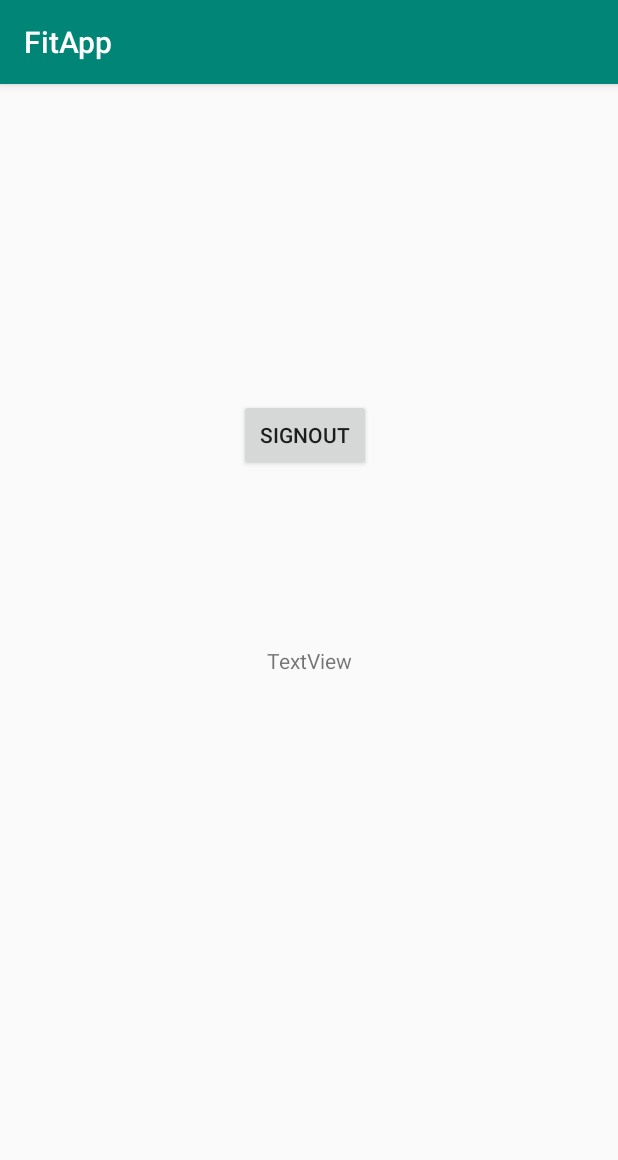
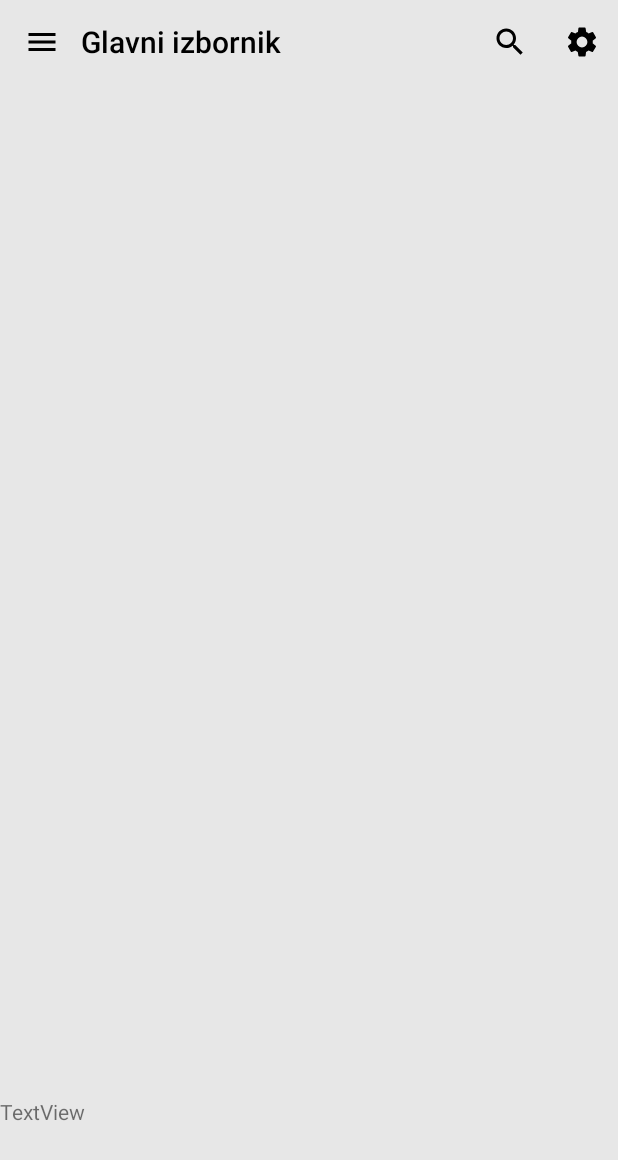
Before and after one commit to jpetanjek/FitApp, an Android app: the Glavni_Izbornik screen opened directly, with no data from a screen before it, on a phone screen of 412 x 824 dp. Shown: the top 1160 px of the screen. Run offline under Robolectric (Android 15) with nearby library versions, the phone set to English and light mode, and no system bars.

```diff
--- a/FitApp/app/src/main/java/com/example/fitapp/Glavni_Izbornik.java
+++ b/FitApp/app/src/main/java/com/example/fitapp/Glavni_Izbornik.java
@@ -2,15 +2,21 @@ package com.example.fitapp;
 
 import androidx.annotation.NonNull;
 import androidx.appcompat.app.AppCompatActivity;
+
 import androidx.fragment.app.FragmentActivity;
 
 import android.app.Fragment;
 import android.content.Intent;
 import android.os.Bundle;
 import android.view.LayoutInflater;
+import android.view.Menu;
+import android.view.MenuItem;
 import android.view.View;
 import android.view.ViewGroup;
 import android.widget.Button;
+import android.widget.Toast;
+
+import androidx.appcompat.widget.Toolbar;
 
 import com.example.webservice.JsonApi;
 import com.example.webservice.RetrofitInstance;
@@ -40,53 +46,50 @@ import retrofit2.Retrofit;
 
 public class Glavni_Izbornik extends AppCompatActivity {
 
-    GoogleApiClient mGoogleApiClient;
-    @Override
-    protected void onStart() {
-        GoogleSignInOptions gso = new GoogleSignInOptions.Builder(GoogleSignInOptions.DEFAULT_SIGN_IN).requestEmail().build();
-        mGoogleApiClient = new GoogleApiClient.Builder(this).addApi(Auth.GOOGLE_SIGN_IN_API,gso).build();
 
-        mGoogleApiClient.connect();
-        super.onStart();
-    }
 
     @Override
     protected void onCreate(Bundle savedInstanceState) {
         super.onCreate(savedInstanceState);
         setContentView(R.layout.activity_glavni__izbornik);
 
-        Button button = (Button) findViewById(R.id.button);
-        button.setOnClickListener(new View.OnClickListener() {
+        Toolbar toolbar = (Toolbar) findViewById(R.id.toolbar);
+        setSupportActionBar(toolbar);
+
+
+        toolbar.findViewById(R.id.toolbar).setOnClickListener(new View.OnClickListener(){
             @Override
-            public void onClick(View v) {
-                switch (v.getId()) {
-                    // ...
-                    case R.id.button:
-                        Auth.GoogleSignInApi.signOut(mGoogleApiClient).setResultCallback(
-                                new ResultCallback<Status>() {
-                                    @Override
-                                    public void onResult(@NonNull Status status) {
-                                        Intent intent = new Intent(Glavni_Izbornik.this, MainActivity.class);
-                                        startActivity(intent);
-                                    }
-                                }
-                        );
-                        break;
-                    // ...
+            public void onClick(View v){
+                try{
+                    Intent i = new Intent("com.Profil");
+                    startActivity(i);
+                }
+                catch (Exception e){
+                    System.out.println(e.getMessage());
                 }
 
             }
+
         });
-
 
     }
 
+    @Override
+    public boolean onCreateOptionsMenu(Menu menu){
+        getMenuInflater().inflate(R.menu.menu,menu);
+        return true;
+    }
 
+    @Override
+    public boolean onOptionsItemSelected(MenuItem item) {
+        int id=item.getItemId();
 
-
-
-
-
-
-
+         if(id==R.id.search){
+            Toast.makeText(getApplicationContext(), "You can click search", Toast.LENGTH_SHORT).show();
+        }
+        else if(id==R.id.settings){
+            Toast.makeText(getApplicationContext(), "You can click settings", Toast.LENGTH_SHORT).show();
+        }
+        return true;
+    }
 }
--- /dev/null
+++ b/FitApp/app/src/main/res/drawable/ic_menu_black_24dp.xml
@@ -0,0 +1,9 @@
+<vector xmlns:android="http://schemas.android.com/apk/res/android"
+        android:width="24dp"
+        android:height="24dp"
+        android:viewportWidth="24.0"
+        android:viewportHeight="24.0">
+    <path
+        android:fillColor="#FF000000"
+        android:pathData="M3,18h18v-2L3,16v2zM3,13h18v-2L3,11v2zM3,6v2h18L21,6L3,6z"/>
+</vector>
--- /dev/null
+++ b/FitApp/app/src/main/res/drawable/ic_search_black_24dp.xml
@@ -0,0 +1,9 @@
+<vector xmlns:android="http://schemas.android.com/apk/res/android"
+        android:width="24dp"
+        android:height="24dp"
+        android:viewportWidth="24.0"
+        android:viewportHeight="24.0">
+    <path
+        android:fillColor="#FF000000"
+        android:pathData="M15.5,14h-0.79l-0.28,-0.27C15.41,12.59 16,11.11 16,9.5 16,5.91 13.09,3 9.5,3S3,5.91 3,9.5 5.91,16 9.5,16c1.61,0 3.09,-0.59 4.23,-1.57l0.27,0.28v0.79l5,4.99L20.49,19l-4.99,-5zM9.5,14C7.01,14 5,11.99 5,9.5S7.01,5 9.5,5 14,7.01 14,9.5 11.99,14 9.5,14z"/>
+</vector>
--- /dev/null
+++ b/FitApp/app/src/main/res/drawable/ic_settings_black_24dp.xml
@@ -0,0 +1,9 @@
+<vector xmlns:android="http://schemas.android.com/apk/res/android"
+        android:width="24dp"
+        android:height="24dp"
+        android:viewportWidth="24"
+        android:viewportHeight="24">
+    <path
+        android:fillColor="#FF000000"
+        android:pathData="M19.1,12.9a2.8,2.8 0,0 0,0.1 -0.9,2.8 2.8,0 0,0 -0.1,-0.9l2.1,-1.6a0.7,0.7 0,0 0,0.1 -0.6L19.4,5.5a0.7,0.7 0,0 0,-0.6 -0.2l-2.4,1a6.5,6.5 0,0 0,-1.6 -0.9l-0.4,-2.6a0.5,0.5 0,0 0,-0.5 -0.4H10.1a0.5,0.5 0,0 0,-0.5 0.4L9.3,5.4a5.6,5.6 0,0 0,-1.7 0.9l-2.4,-1a0.4,0.4 0,0 0,-0.5 0.2l-2,3.4c-0.1,0.2 0,0.4 0.2,0.6l2,1.6a2.8,2.8 0,0 0,-0.1 0.9,2.8 2.8,0 0,0 0.1,0.9L2.8,14.5a0.7,0.7 0,0 0,-0.1 0.6l1.9,3.4a0.7,0.7 0,0 0,0.6 0.2l2.4,-1a6.5,6.5 0,0 0,1.6 0.9l0.4,2.6a0.5,0.5 0,0 0,0.5 0.4h3.8a0.5,0.5 0,0 0,0.5 -0.4l0.3,-2.6a5.6,5.6 0,0 0,1.7 -0.9l2.4,1a0.4,0.4 0,0 0,0.5 -0.2l2,-3.4c0.1,-0.2 0,-0.4 -0.2,-0.6ZM12,15.6A3.6,3.6 0,1 1,15.6 12,3.6 3.6,0 0,1 12,15.6Z"/>
+</vector>
--- a/FitApp/app/src/main/res/layout/activity_glavni__izbornik.xml
+++ b/FitApp/app/src/main/res/layout/activity_glavni__izbornik.xml
@@ -1,10 +1,26 @@
 <?xml version="1.0" encoding="utf-8"?>
-<androidx.constraintlayout.widget.ConstraintLayout xmlns:android="http://schemas.android.com/apk/res/android"
+<LinearLayout xmlns:android="http://schemas.android.com/apk/res/android"
     xmlns:app="http://schemas.android.com/apk/res-auto"
-    xmlns:tools="http://schemas.android.com/tools"
     android:layout_width="match_parent"
     android:layout_height="match_parent"
-    tools:context=".Glavni_Izbornik">
+    android:fitsSystemWindows="true"
+    android:orientation="vertical"
+    android:background="@color/colorAccent">
+
+
+    <androidx.appcompat.widget.Toolbar
+        android:id="@+id/toolbar"
+        android:layout_width="match_parent"
+        android:layout_height="wrap_content"
+        android:layout_marginBottom="675dp"
+        android:background="@color/colorAccent"
+        app:layout_constraintBottom_toBottomOf="parent"
+        app:layout_constraintTop_toTopOf="parent"
+        app:logo="@drawable/ic_menu_black_24dp"
+        app:titleMarginStart="30dp"
+        app:title="Glavni izbornik"
+        app:titleTextColor="@color/black"/>
+
 
     <TextView
         android:id="@+id/textView"
@@ -15,20 +31,6 @@
         app:layout_constraintLeft_toLeftOf="parent"
         app:layout_constraintRight_toRightOf="parent"
         app:layout_constraintTop_toTopOf="parent"
-        tools:layout_editor_absoluteX="144dp"
-        tools:layout_editor_absoluteY="297dp"
-        tools:text="Glavni Izbornik" />
+        />
 
-    <Button
-        android:id="@+id/button"
-        android:layout_width="wrap_content"
-        android:layout_height="wrap_content"
-        android:text="@string/Signout"
-        app:layout_constraintBottom_toBottomOf="parent"
-        app:layout_constraintHorizontal_bias="0.492"
-        app:layout_constraintLeft_toLeftOf="parent"
-        app:layout_constraintRight_toRightOf="parent"
-        app:layout_constraintTop_toTopOf="parent"
-        app:layout_constraintVertical_bias="0.292" />
-
-</androidx.constraintlayout.widget.ConstraintLayout>
+</LinearLayout>
--- a/FitApp/app/src/main/res/layout/activity_main.xml
+++ b/FitApp/app/src/main/res/layout/activity_main.xml
@@ -4,7 +4,8 @@
     xmlns:tools="http://schemas.android.com/tools"
     android:layout_width="match_parent"
     android:layout_height="match_parent"
-    tools:context=".MainActivity">
+    tools:context=".MainActivity"
+    android:background="@color/colorAccent">
 
     <TextView
         android:layout_width="wrap_content"
--- /dev/null
+++ b/FitApp/app/src/main/res/menu/menu.xml
@@ -0,0 +1,18 @@
+<?xml version="1.0" encoding="utf-8"?>
+<menu xmlns:android="http://schemas.android.com/apk/res/android"
+    xmlns:app="http://schemas.android.com/apk/res-auto">
+
+
+
+    <item
+        android:title="Search"
+        android:id="@+id/search"
+        android:icon="@drawable/ic_search_black_24dp"
+        app:showAsAction="always"/>
+    <item
+        android:title="Settings"
+        android:id="@+id/settings"
+        android:icon="@drawable/ic_settings_black_24dp"
+        app:showAsAction="always"/>
+
+</menu>
--- a/FitApp/app/src/main/res/values/colors.xml
+++ b/FitApp/app/src/main/res/values/colors.xml
@@ -1,6 +1,8 @@
 <?xml version="1.0" encoding="utf-8"?>
 <resources>
     <color name="colorPrimary">#008577</color>
-    <color name="colorPrimaryDark">#00574B</color>
-    <color name="colorAccent">#D81B60</color>
+    <color name="colorPrimaryDark">#E7E7E7</color>
+    <color name="colorAccent">#E7E7E7</color>
+    <color name="black">#000000</color>
+
 </resources>
--- a/FitApp/app/src/main/res/values/styles.xml
+++ b/FitApp/app/src/main/res/values/styles.xml
@@ -1,7 +1,7 @@
 <resources>
 
     <!-- Base application theme. -->
-    <style name="AppTheme" parent="Theme.AppCompat.Light.DarkActionBar">
+    <style name="AppTheme" parent="Theme.AppCompat.Light.NoActionBar">
         <!-- Customize your theme here. -->
         <item name="colorPrimary">@color/colorPrimary</item>
         <item name="colorPrimaryDark">@color/colorPrimaryDark</item>
--- a/FitApp/core/src/main/java/com/example/core/entities/Korisnik.java
+++ b/FitApp/core/src/main/java/com/example/core/entities/Korisnik.java
@@ -6,7 +6,7 @@ import androidx.room.PrimaryKey;
 
 @Entity(tableName = "korisnik")
 public class Korisnik {
-
+    @PrimaryKey(autoGenerate = false)
     private int id;
 
     private String ime;
```
Also changed, not shown: FitApp/app/src/main/AndroidManifest.xml (+9 -0 lines), FitApp/app/src/main/java/com/example/fitapp/MainActivity.java (+11 -16 lines), FitApp/app/src/main/java/com/example/fitapp/Profil.java (+83 -2 lines), FitApp/app/src/main/res/layout/activity_profil.xml (+42 -4 lines).
